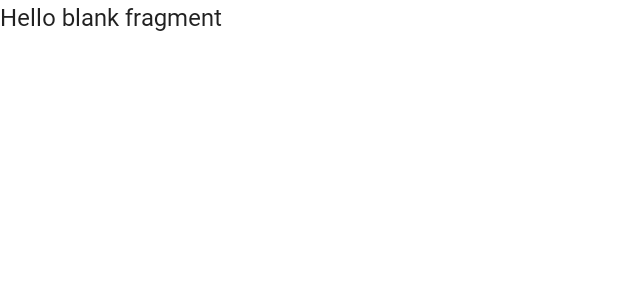
After one commit to iamashish1/findRoomies, an Android app: the layout fragment_onboarding1.xml on its own in the app's theme, with its tools: preview values and no code run, on a phone screen of 412 x 824 dp. The commit adds this screen. Shown: the top 300 px of the screen. Run offline under Robolectric (Android 15) with nearby library versions, the phone set to English and light mode, and no system bars.

Commit message:
created onboarding fragment

```diff
--- a/app/src/main/AndroidManifest.xml
+++ b/app/src/main/AndroidManifest.xml
@@ -18,6 +18,7 @@
             android:name=".RoomDetailActivity"
             android:exported="false" />
         <activity
+
             android:name=".HomeActivity"
             android:exported="false" />
         <activity
--- a/app/src/main/res/layout/activity_home.xml
+++ b/app/src/main/res/layout/activity_home.xml
@@ -20,12 +20,12 @@
         android:id="@+id/toolbar"
         android:layout_width="match_parent"
         android:layout_height="wrap_content"
-        android:background="@color/grey_color"
+        android:background="#009C3737"
         android:minHeight="?attr/actionBarSize"
-        app:title="@string/app_name"
         app:layout_constraintEnd_toEndOf="parent"
         app:layout_constraintStart_toStartOf="parent"
-        app:layout_constraintTop_toTopOf="parent" />
+        app:layout_constraintTop_toTopOf="parent"
+        app:title="@string/app_name" />
     <!-- Loading indicator -->
     <ProgressBar
         android:id="@+id/loading_indicator"
--- /dev/null
+++ b/app/src/main/res/layout/fragment_onboarding1.xml
@@ -0,0 +1,14 @@
+<?xml version="1.0" encoding="utf-8"?>
+<FrameLayout xmlns:android="http://schemas.android.com/apk/res/android"
+    xmlns:tools="http://schemas.android.com/tools"
+    android:layout_width="match_parent"
+    android:layout_height="match_parent"
+    tools:context=".OnboardingFragment1">
+
+    <!-- TODO: Update blank fragment layout -->
+    <TextView
+        android:layout_width="match_parent"
+        android:layout_height="match_parent"
+        android:text="@string/hello_blank_fragment" />
+
+</FrameLayout>
--- a/app/src/main/res/values/strings.xml
+++ b/app/src/main/res/values/strings.xml
@@ -1,3 +1,5 @@
 <resources>
     <string name="app_name">findRoomies</string>
+    <!-- TODO: Remove or change this placeholder text -->
+    <string name="hello_blank_fragment">Hello blank fragment</string>
 </resources>
```
Also changed, not shown: app/src/main/java/com/example/findroomies/OnboardingFragment1.kt (added, +59 -0 lines).
